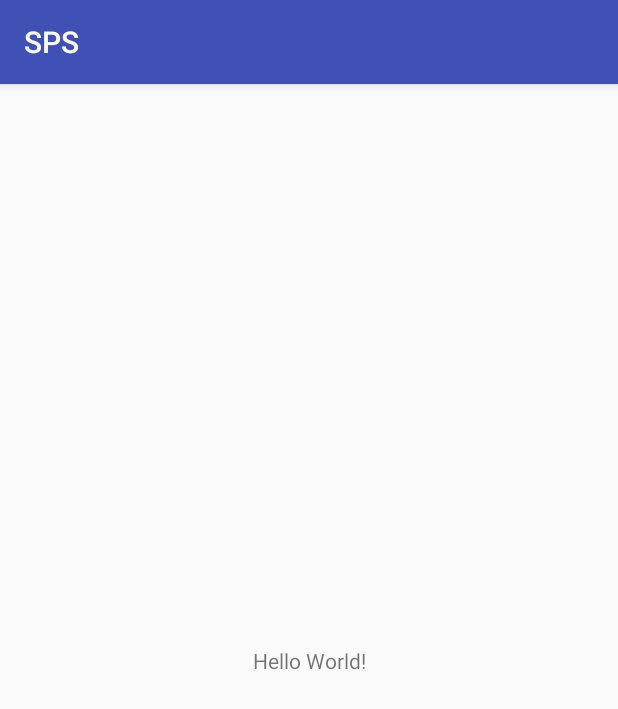
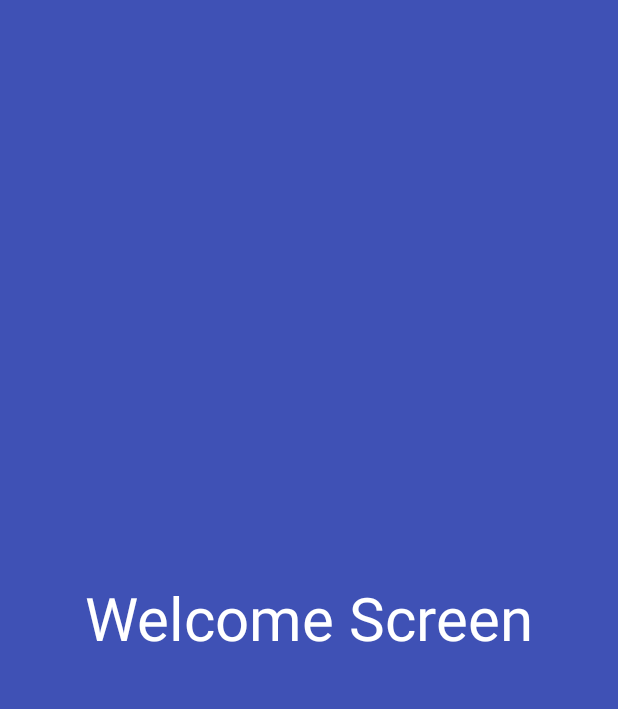
Before and after one commit to markobalic/jSPS, an Android app: the first screen one second after launch (MainActivity before the commit, WelcomeActivity after it), on a phone screen of 412 x 824 dp. Shown: the top 709 px of the screen. Run offline under Robolectric (Android 15) with nearby library versions, the phone set to English and light mode, and no system bars.

```diff
--- a/app/build.gradle
+++ b/app/build.gradle
@@ -20,9 +20,11 @@ android {
 
 dependencies {
     implementation fileTree(dir: 'libs', include: ['*.jar'])
+    //noinspection GradleCompatible
     implementation 'com.android.support:appcompat-v7:27.1.0'
     implementation 'com.android.support.constraint:constraint-layout:1.0.2'
     testImplementation 'junit:junit:4.12'
     androidTestImplementation 'com.android.support.test:runner:1.0.1'
     androidTestImplementation 'com.android.support.test.espresso:espresso-core:3.0.1'
+    implementation 'com.google.android.gms:play-services-maps:12.0.1'
 }
--- a/app/src/main/java/com/smartpathsystems/sps/MainActivity.java
+++ b/app/src/main/java/com/smartpathsystems/sps/MainActivity.java
@@ -1,10 +1,11 @@
 package com.smartpathsystems.sps;
 
+import android.content.Intent;
+import android.os.Handler;
 import android.support.v7.app.AppCompatActivity;
 import android.os.Bundle;
 
 public class MainActivity extends AppCompatActivity {
-    private static int SPLASH_TIME_OUT = 4000; //duljina prikazivanja welcome screena
 
     @Override
     protected void onCreate(Bundle savedInstanceState) {
--- a/app/src/main/java/com/smartpathsystems/sps/WelcomeActivity.java
+++ b/app/src/main/java/com/smartpathsystems/sps/WelcomeActivity.java
@@ -8,7 +8,7 @@ import android.os.Bundle;
 public class WelcomeActivity extends AppCompatActivity {
 
     //duljina prikazivanja welcome screena u ms
-    private static int SPLASH_TIME_OUT = 4000;
+    private static int SPLASH_TIME_OUT = 2500;
 
     @Override
     protected void onCreate(Bundle savedInstanceState) {
--- a/app/src/main/res/layout/activity_main.xml
+++ b/app/src/main/res/layout/activity_main.xml
@@ -1,18 +1,8 @@
 <?xml version="1.0" encoding="utf-8"?>
-<android.support.constraint.ConstraintLayout xmlns:android="http://schemas.android.com/apk/res/android"
-    xmlns:app="http://schemas.android.com/apk/res-auto"
+<RelativeLayout xmlns:android="http://schemas.android.com/apk/res/android"
     xmlns:tools="http://schemas.android.com/tools"
     android:layout_width="match_parent"
     android:layout_height="match_parent"
     tools:context=".MainActivity">
 
-    <TextView
-        android:layout_width="wrap_content"
-        android:layout_height="wrap_content"
-        android:text="Hello World!"
-        app:layout_constraintBottom_toBottomOf="parent"
-        app:layout_constraintLeft_toLeftOf="parent"
-        app:layout_constraintRight_toRightOf="parent"
-        app:layout_constraintTop_toTopOf="parent" />
-
-</android.support.constraint.ConstraintLayout>
+</RelativeLayout>
--- a/app/src/main/res/layout/activity_welcome.xml
+++ b/app/src/main/res/layout/activity_welcome.xml
@@ -1,5 +1,5 @@
 <?xml version="1.0" encoding="utf-8"?>
-<android.support.constraint.ConstraintLayout xmlns:android="http://schemas.android.com/apk/res/android"
+<RelativeLayout xmlns:android="http://schemas.android.com/apk/res/android"
     xmlns:app="http://schemas.android.com/apk/res-auto"
     xmlns:tools="http://schemas.android.com/tools"
     android:layout_width="match_parent"
@@ -12,8 +12,9 @@
         android:layout_width="wrap_content"
         android:layout_height="wrap_content"
         android:text="Welcome Screen"
-        android:textSize="50sp"
+        android:textSize="40sp"
+        android:layout_centerInParent="true"
         android:textColor="#ffffff"
         tools:layout_editor_absoluteX="3dp"
         tools:layout_editor_absoluteY="222dp" />
-</android.support.constraint.ConstraintLayout>
+</RelativeLayout>
--- a/app/src/main/res/values/strings.xml
+++ b/app/src/main/res/values/strings.xml
@@ -1,3 +1,4 @@
 <resources>
     <string name="app_name">SPS</string>
+    <string name="google_maps_key" templateMergeStrategy="preserve" translatable="false">AIzaSyAvWP_6A5WsCRHnpmb_0S2pFy-jZf_0ark</string>
 </resources>
```
Also changed, not shown: app/src/main/AndroidManifest.xml (+6 -5 lines).
